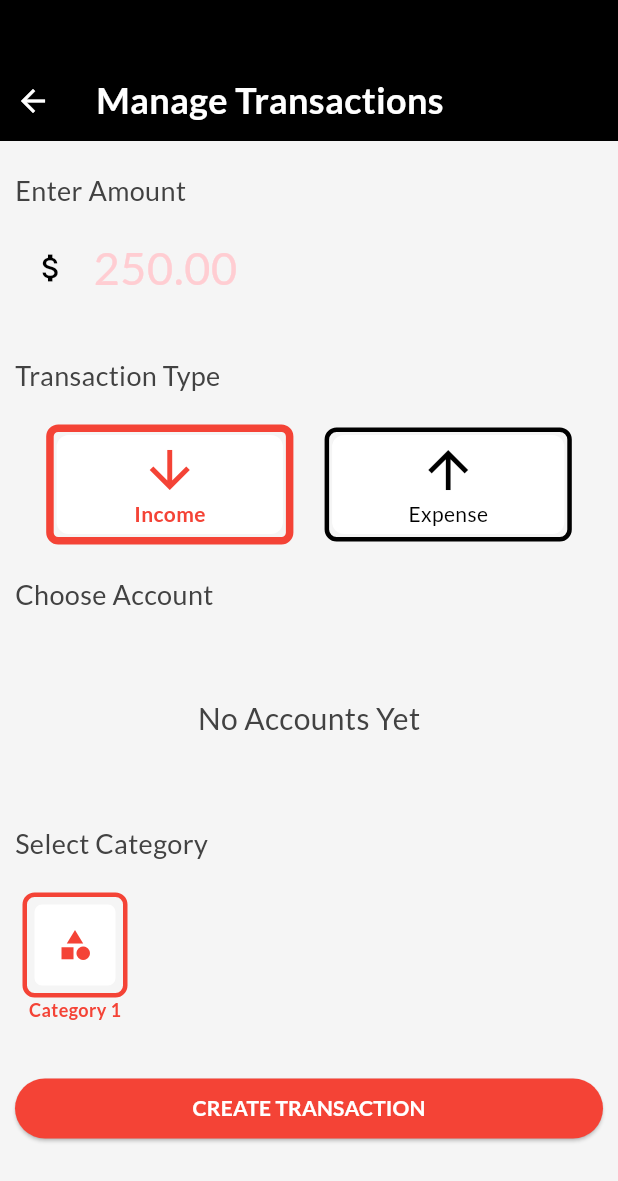
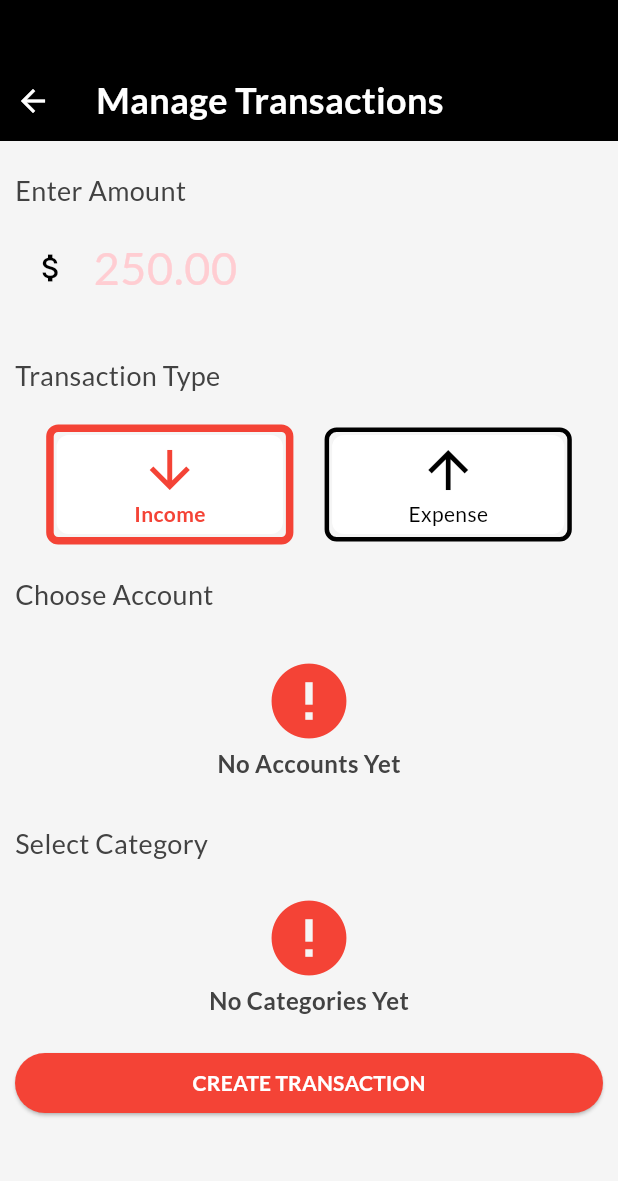
Before and after one commit to AminTahseen/expense_tracker_2024, a Flutter app: the screen it shows after launch, item 2 of the bottom bar chosen, after a tap on the "add" icon, on a phone screen of 412 x 824 dp. Shown: the top 1181 px of the screen. Run offline on Flutter 3.47's test engine with Material 3 defaults, Android fonts, the phone set to English and light mode, and no system bars; our stand-ins replace device_preview, fl_chart, flutter_zoom_drawer, google_fonts, hive, hive_flutter; accounts and stored records are empty.

Commit message:
categories hive methods, settings screen and code changes

```diff
--- a/lib/view/screens/add_edit_transaction.dart
+++ b/lib/view/screens/add_edit_transaction.dart
@@ -2,6 +2,7 @@ import 'package:expense_tracker_2024/constants/colors.dart';
 import 'package:expense_tracker_2024/model/accounts_model.dart';
 import 'package:expense_tracker_2024/navigator/navigator.dart';
 import 'package:expense_tracker_2024/view/widgets/account_selection.dart';
+import 'package:expense_tracker_2024/view/widgets/no_data_available.dart';
 import 'package:expense_tracker_2024/view/widgets/snackbar_messages.dart';
 import 'package:expense_tracker_2024/view/widgets/spacing.dart';
 import 'package:expense_tracker_2024/view/widgets/transaction_type.dart';
@@ -185,13 +186,7 @@ class _AddEditTransactionState extends State<AddEditTransaction> {
                                   );
                                 },
                               )
-                            : Center(
-                                child: Text(
-                                  "No Accounts Yet",
-                                  style: GoogleFonts.lato(
-                                      color: TEXT_GREY_DARK, fontSize: 20),
-                                ),
-                              );
+                            : const NoDataAvailable(message: "No Accounts Yet");
                       },
                     ),
                   ),
@@ -204,23 +199,24 @@ class _AddEditTransactionState extends State<AddEditTransaction> {
                     ),
                   ),
                   const AddSpacing(),
-                  SizedBox(
-                    height: 100,
-                    child: ListView(
-                      itemExtent: 80.0,
-                      shrinkWrap: true,
-                      scrollDirection: Axis.horizontal,
-                      children: [
-                        AccountSelection(
-                          index: 0,
-                          selectedIndex: 0,
-                          icon: Icons.category,
-                          accountName: "Category 1",
-                          getSelectedIndex: (p0) {},
-                        ),
-                      ],
-                    ),
-                  ),
+                  const NoDataAvailable(message: "No Categories Yet"),
+                  // SizedBox(
+                  //   height: 100,
+                  //   child: ListView(
+                  //     itemExtent: 80.0,
+                  //     shrinkWrap: true,
+                  //     scrollDirection: Axis.horizontal,
+                  //     children: [
+                  //       AccountSelection(
+                  //         index: 0,
+                  //         selectedIndex: 0,
+                  //         icon: Icons.category,
+                  //         accountName: "Category 1",
+                  //         getSelectedIndex: (p0) {},
+                  //       ),
+                  //     ],
+                  //   ),
+                  // ),
                   const AddSpacing(),
                   Center(
                     child: loader
--- a/lib/view/screens/bottom_navigation.dart
+++ b/lib/view/screens/bottom_navigation.dart
@@ -17,7 +17,7 @@ class _BottomNavigationHolderState extends State<BottomNavigationHolder> {
 
   final List _pages = [
     const HomeScreen(),
-    HistoryScreen(onAddClick: () {}),
+    const HistoryScreen(),
     const ChartsScreen(),
     const SettingsScreen()
   ];
--- a/lib/view/screens/history.dart
+++ b/lib/view/screens/history.dart
@@ -13,9 +13,7 @@ import 'package:intl/intl.dart';
 import 'package:provider/provider.dart';
 
 class HistoryScreen extends StatefulWidget {
-  final VoidCallback onAddClick;
-
-  const HistoryScreen({super.key, required this.onAddClick});
+  const HistoryScreen({super.key});
 
   @override
   State<HistoryScreen> createState() => _HistoryScreenState();
--- a/lib/view/screens/home.dart
+++ b/lib/view/screens/home.dart
@@ -1,5 +1,6 @@
 import 'package:expense_tracker_2024/constants/colors.dart';
 import 'package:expense_tracker_2024/helpers/helpers.dart';
+import 'package:expense_tracker_2024/model/accounts_model.dart';
 import 'package:expense_tracker_2024/model/transaction_model.dart';
 import 'package:expense_tracker_2024/view/widgets/app_bar.dart';
 import 'package:expense_tracker_2024/view/widgets/expense_income_box.dart';
@@ -7,6 +8,7 @@ import 'package:expense_tracker_2024/view/widgets/quick_actions.dart';
 import 'package:expense_tracker_2024/view/widgets/recent_transactions.dart';
 import 'package:expense_tracker_2024/view/widgets/spacing.dart';
 import 'package:expense_tracker_2024/view/widgets/total_balance_box.dart';
+import 'package:expense_tracker_2024/viewModel/accounts_view_model.dart';
 import 'package:expense_tracker_2024/viewModel/transaction_view_model.dart';
 import 'package:flutter/material.dart';
 import 'package:flutter_zoom_drawer/flutter_zoom_drawer.dart';
@@ -26,6 +28,7 @@ class _HomeScreenState extends State<HomeScreen> {
   Widget build(BuildContext context) {
     TransactionViewModel transactionViewModel =
         context.watch<TransactionViewModel>();
+    AccountsViewModel accountsViewModel = context.watch<AccountsViewModel>();
     var size, width;
     size = MediaQuery.of(context).size;
     width = size.width;
@@ -44,13 +47,12 @@ class _HomeScreenState extends State<HomeScreen> {
             },
           ),
           const AddSpacing(),
-          ValueListenableBuilder<Box<TransactionModel>>(
-            valueListenable:
-                transactionViewModel.getTransactions().listenable(),
+          ValueListenableBuilder<Box<AccountsModel>>(
+            valueListenable: accountsViewModel.getAccounts().listenable(),
             builder: (context, box, _) {
-              var data = box.values.toList().cast<TransactionModel>();
+              var data = box.values.toList().cast<AccountsModel>();
               double sum = data
-                  .map((transaction) => transaction.amount)
+                  .map((transaction) => transaction.openingBalance)
                   .fold(0, (previous, current) => previous + current);
               return TotalBalanceBox(amount: sum);
             },
--- a/lib/view/widgets/add_category_sheet.dart
+++ b/lib/view/widgets/add_category_sheet.dart
@@ -8,7 +8,8 @@ import 'package:google_fonts/google_fonts.dart';
 import 'package:provider/provider.dart';
 
 class AddCategorySheet extends StatefulWidget {
-  const AddCategorySheet({super.key});
+  final CategoryViewModel categoryViewModel;
+  const AddCategorySheet({super.key, required this.categoryViewModel});
 
   @override
   State<AddCategorySheet> createState() => _AddCategorySheetState();
@@ -19,7 +20,7 @@ class _AddCategorySheetState extends State<AddCategorySheet> {
       TextEditingController();
   @override
   Widget build(BuildContext context) {
-    CategoryViewModel categoryViewModel = context.watch<CategoryViewModel>();
+    final categoryViewModel = widget.categoryViewModel;
 
     return SingleChildScrollView(
       child: Container(
--- a/lib/view/widgets/history_section.dart
+++ b/lib/view/widgets/history_section.dart
@@ -1,6 +1,7 @@
 import 'package:expense_tracker_2024/constants/colors.dart';
 import 'package:expense_tracker_2024/constants/data.dart';
 import 'package:expense_tracker_2024/model/transaction_model.dart';
+import 'package:expense_tracker_2024/view/widgets/no_data_available.dart';
 import 'package:flutter/foundation.dart';
 import 'package:flutter/material.dart';
 import 'package:google_fonts/google_fonts.dart';
@@ -59,16 +60,7 @@ class HistorySection extends StatelessWidget {
                   ),
                 ),
               )
-            : Padding(
-                padding: const EdgeInsets.all(20.0),
-                child: Center(
-                  child: Text(
-                    "No Transactions Yet",
-                    style:
-                        GoogleFonts.lato(color: TEXT_GREY_DARK, fontSize: 20),
-                  ),
-                ),
-              )
+            : const NoDataAvailable(message: "No Transaction Yet")
       ],
     );
   }
--- /dev/null
+++ b/lib/view/widgets/no_data_available.dart
@@ -0,0 +1,36 @@
+import 'package:expense_tracker_2024/constants/colors.dart';
+import 'package:flutter/material.dart';
+import 'package:google_fonts/google_fonts.dart';
+
+class NoDataAvailable extends StatelessWidget {
+  final String message;
+  const NoDataAvailable({super.key, required this.message});
+
+  @override
+  Widget build(BuildContext context) {
+    return Padding(
+      padding: const EdgeInsets.only(left: 20.0, right: 20.0),
+      child: Center(
+        child: Column(
+          mainAxisAlignment: MainAxisAlignment.center,
+          crossAxisAlignment: CrossAxisAlignment.center,
+          children: [
+            Icon(
+              Icons.error,
+              size: 60,
+              color: MAIN_APP_COLOR_DARK,
+            ),
+            Text(
+              message,
+              style: GoogleFonts.lato(
+                color: TEXT_GREY_DARK,
+                fontWeight: FontWeight.bold,
+                fontSize: 16,
+              ),
+            ),
+          ],
+        ),
+      ),
+    );
+  }
+}
--- a/lib/view/widgets/recent_transactions.dart
+++ b/lib/view/widgets/recent_transactions.dart
@@ -1,5 +1,6 @@
 import 'package:expense_tracker_2024/constants/colors.dart';
 import 'package:expense_tracker_2024/model/transaction_model.dart';
+import 'package:expense_tracker_2024/view/widgets/no_data_available.dart';
 import 'package:expense_tracker_2024/viewModel/transaction_view_model.dart';
 import 'package:flutter/material.dart';
 import 'package:google_fonts/google_fonts.dart';
@@ -58,13 +59,7 @@ class RecentTransactions extends StatelessWidget {
                             );
                           },
                         )
-                      : Center(
-                          child: Text(
-                            "No Transactions Yet",
-                            style: GoogleFonts.lato(
-                                color: TEXT_GREY_DARK, fontSize: 20),
-                          ),
-                        );
+                      : const NoDataAvailable(message: "No Transactions Yet");
                 },
               ),
             ),
--- a/lib/view/widgets/total_balance_box.dart
+++ b/lib/view/widgets/total_balance_box.dart
@@ -34,7 +34,7 @@ class TotalBalanceBox extends StatelessWidget {
           crossAxisAlignment: CrossAxisAlignment.start,
           children: [
             Text(
-              "Total Balance",
+              "Total Available Balance",
               style: GoogleFonts.lato(
                 fontSize: 14,
                 color: Colors.white,
--- a/lib/view/widgets/transaction_item.dart
+++ b/lib/view/widgets/transaction_item.dart
@@ -23,7 +23,10 @@ class TransactionItem extends StatelessWidget {
     return ListTile(
       leading: CircleAvatar(
         backgroundColor: const Color.fromARGB(255, 237, 235, 235),
-        child: Icon(icon),
+        child: Icon(
+          icon,
+          color: MAIN_APP_COLOR_DARK,
+        ),
       ),
       title: Text(
         category,
--- a/lib/viewModel/category_view_model.dart
+++ b/lib/viewModel/category_view_model.dart
@@ -1,6 +1,7 @@
 import 'package:expense_tracker_2024/model/category_model.dart';
 import 'package:expense_tracker_2024/repositoryImpl/local/category_repo_impl.dart';
 import 'package:flutter/material.dart';
+import 'package:hive/hive.dart';
 import 'package:uuid/uuid.dart';
 
 class CategoryViewModel extends ChangeNotifier {
@@ -28,6 +29,10 @@ class CategoryViewModel extends ChangeNotifier {
   setErrorMessage(String message) async {
     _errorMessage = message;
     notifyListeners();
+  }
+
+  Box<CategoryModel> getCategories() {
+    return categoryRepo.getData();
   }
 
   createCategory(String categoryName) async {
```
Also changed, not shown: lib/helpers/helpers.dart (+11 -0 lines), lib/view/screens/accounts.dart (+2 -7 lines), lib/view/screens/categories.dart (+28 -4 lines), lib/view/screens/charts.dart (+6 -2 lines), lib/view/screens/coming_soon.dart (added, +55 -0 lines), lib/view/screens/settings.dart (+96 -2 lines), lib/view/widgets/categories_list_section.dart (added, +52 -0 lines), lib/view/widgets/category_item.dart (added, +44 -0 lines), lib/view/widgets/navigation_drawer.dart (+11 -31 lines).
